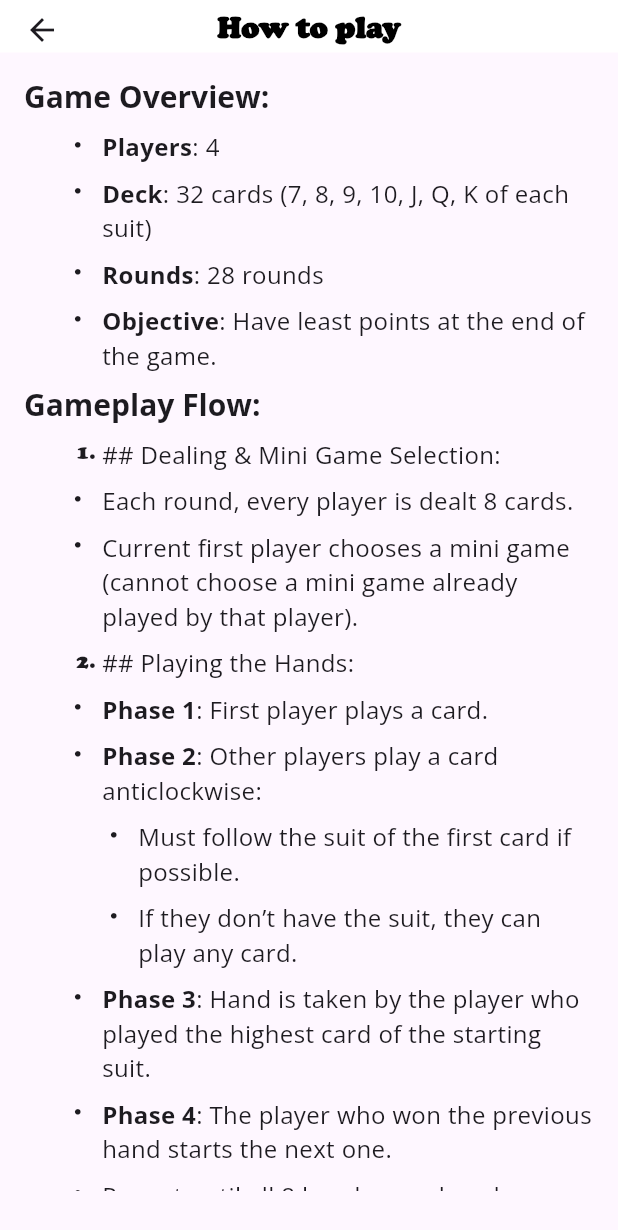
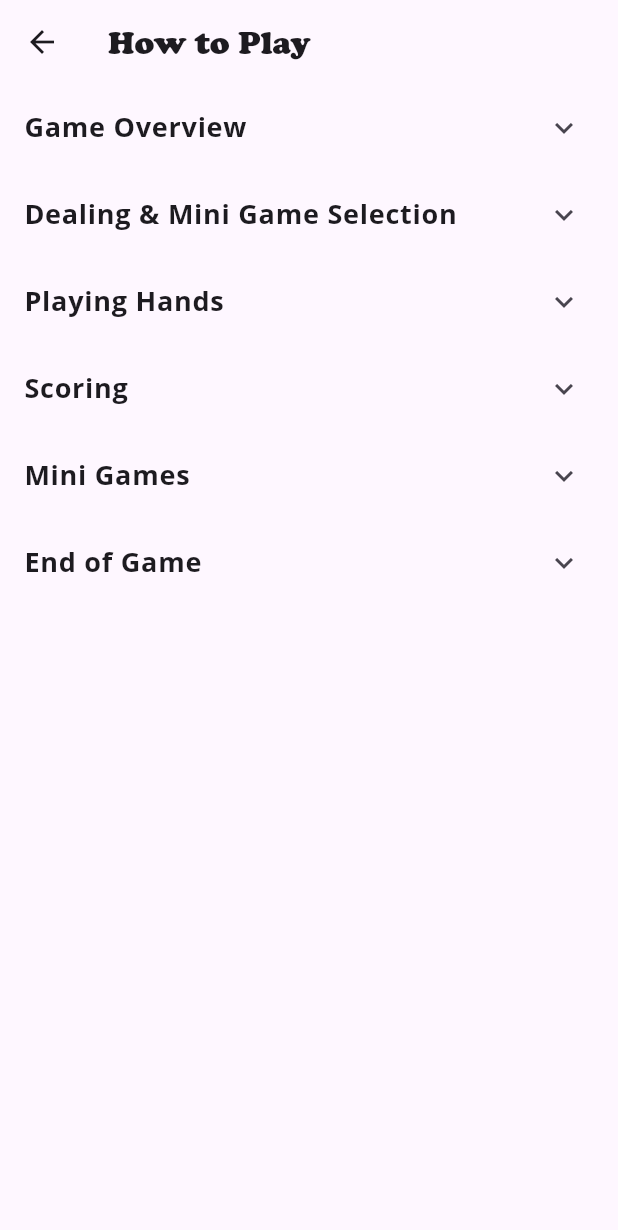
Before and after one commit to Vuyke/Lora, a Flutter app: the Rules screen opened directly, on a phone screen of 412 x 824 dp. Shown: the top 1230 px of the screen. Run offline on Flutter 3.47's test engine with Material 3 defaults, Android fonts, the phone set to English and light mode, and no system bars; our stand-ins replace flutter_markdown, google_fonts; missing offline and left inert: dart:ffi.

Commit message:
Created list with all rules that are now displayed as expansion tiles

```diff
--- a/lib/pages/UIHelpers.dart
+++ b/lib/pages/UIHelpers.dart
@@ -1,4 +1,5 @@
 import 'package:flutter/material.dart';
+import 'package:lora_app/pages/rule_section.dart';
 
 class UIHelpers {
   static AppBar buildGameAppBar(String title) {
@@ -17,65 +18,103 @@ class UIHelpers {
     );
   }
 
-  static String get howToPlay =>
+
+  static List<RuleSection> howToPlay = [
+    RuleSection(
+      title: "Game Overview",
+      text:
       """
-  # Game Overview:
+
 - **Players**: 4
 - **Deck**: 32 cards (7, 8, 9, 10, J, Q, K of each suit)
-  - **Rounds**: 28 rounds
-  - **Objective**: Have least points at the end of the game.
+- **Rounds**: 7 mini games × 4 players
+- **Objective**: Have the fewest points at the end of the game.
 
-  # Gameplay Flow:
+""",
+    ),
+    RuleSection(
+      title: "Dealing & Mini Game Selection",
+      text:
+      """
 
-  1. ## Dealing & Mini Game Selection:
 - Each round, every player is dealt 8 cards.
-  - Current first player chooses a mini game (cannot choose a mini game already played by that player).
+- The current first player chooses a mini game.
+- A player cannot choose a mini game they already played.
 
-  2. ## Playing the Hands:
-  - **Phase 1**: First player plays a card.
-  - **Phase 2**: Other players play a card anticlockwise:
-    - Must follow the suit of the first card if possible.
-    - If they don’t have the suit, they can play any card.
-  - **Phase 3**: Hand is taken by the player who played the highest card of the starting suit.
-  - **Phase 4**: The player who won the previous hand starts the next one.
+      """,
+    ),
+    RuleSection(
+      title: "Playing Hands",
+      text:
+      """
+
+- First player plays a card.
+- Other players play anticlockwise.
+- Players must follow the starting suit if possible.
+- If unable to follow suit, any card may be played.
+- The highest card of the starting suit wins the hand.
+- The winner starts the next hand.
 - Repeat until all 8 hands are played.
 
-  3. ## Scoring:
-  - Points are given according to the mini game rules.
+      """,
+    ),
+     RuleSection(
+      title: "Scoring",
+      text:
+      """
 
-  4. ## Mini Games:
-  - **Maximum**
-     - Each hand taken: -1 point (you want more hands).
-  - **Minimum**
-     - Each hand taken: +1 point (you want fewer hands).
-  - **King of Hearts & 6th Hand**
-     - King of Hearts: +4 points
-     - 6th hand played: +4 points
+- Points are assigned according to the chosen mini game.
+
+      """,
+    ),
+    RuleSection(
+      title: "Mini Games",
+      text:
+      """
+  ### Maximum
+  - Each hand taken: **-1 point**
+  - Goal: take as many hands as possible.
+
+  ### Minimum
+  - Each hand taken: **+1 point**
+  - Goal: take as few hands as possible.
+
+  ### King of Hearts & 6th Hand
+  - King of Hearts: **+4 points**
+  - 6th hand taken: **+4 points**
   - Goal: avoid both.
-  - **Jack of Clubs**
-     - Jack of Clubs: +8 points
-     - Goal: avoid it, just... avoid it.
-  - **Queens**
-     - Each Queen: +2 points
+
+  ### Jack of Clubs
+  - Jack of Clubs: **+8 points**
+  - Goal: avoid it at all costs.
+
+  ### Queens
+  - Each Queen: **+2 points**
   - Goal: avoid Queens.
-  - **All Hearts**
-     - Each Heart: +1 point
-     - If you take all hearts, you get -8 points (high risk, high reward).
-  - **Lora (special)**
-     - Played differently from other mini games:
-       1. First player places a card; this becomes the starting number for 4 piles (one per suit).
-       2. Players must play a card if it can continue a pile (next in sequence).
-       3. Game ends when a player gets rid of all cards:
-          - That player: -8 points
-          - Other players: +1 point for each card left in hand
 
-  5. ## End of Game:
-  - After each player plays all 7 mini games, total points are calculated.
-  - Winner: player with least points.
+  ### All Hearts
+  - Each Heart: **+1 point**
+  - If you take all Hearts: **-8 points**
 
-  # Key Notes:
-  - Players must follow suit if possible.
-  - Strategy depends on which mini game is chosen.
-  - Lora is the only mini game with a completely different mechanic, similar to solitaire.
-  """;
+  ###  Lora (Special Mini Game)
+  - Uses a completely different mechanic.
+  - First player places a card to start all suit piles.
+  - Players must play a card if it continues a pile sequence.
+  - Game ends when a player has no cards left.
+  **Scoring**
+  - Player who finishes first: **-8 points**
+  - Other players: **+1 point per card left**
+      """,
+    ),
+  RuleSection(
+    title: "End of Game",
+    text:
+      """
+
+- After all players have played all 7 mini games, points are summed.
+- The player with the fewest points wins.
+
+      """,
+    ),
+  ];
 }
--- a/lib/pages/how_to_play.dart
+++ b/lib/pages/how_to_play.dart
@@ -8,19 +8,46 @@ class Rules extends StatelessWidget {
 
   @override
   Widget build(BuildContext context) {
+    final markdownStyle = MarkdownStyleSheet(
+      p: GoogleFonts.openSans(fontSize: 16),
+      strong: GoogleFonts.openSans(fontWeight: FontWeight.bold, fontSize: 16),
+      em: GoogleFonts.openSans(fontStyle: FontStyle.italic, fontSize: 16),
+      h1: GoogleFonts.openSans(fontSize: 22, fontWeight: FontWeight.bold),
+      h2: GoogleFonts.openSans(fontSize: 20, fontWeight: FontWeight.bold),
+      h3: GoogleFonts.openSans(fontSize: 18, fontWeight: FontWeight.bold),
+      listBullet: GoogleFonts.openSans(fontSize: 16),
+      blockSpacing: 8,
+      listIndent: 24,
+    );
+
     return Scaffold(
-      appBar: UIHelpers.buildGameAppBar("How to play"),
-      body: Padding(
-        padding: EdgeInsets.only(bottom: 30),
-        child: Markdown(
-          data: UIHelpers.howToPlay,
-          styleSheet: MarkdownStyleSheet(
-            p: GoogleFonts.openSans(fontSize: 16),
-            strong: GoogleFonts.openSans(fontWeight: FontWeight.bold),
-            h1: GoogleFonts.openSans(fontSize: 20, fontWeight: FontWeight.bold),
-            h2: GoogleFonts.openSans(fontSize: 18, fontWeight: FontWeight.bold)
-          ),
-        )
+      appBar: AppBar(
+        title: const Text("How to Play"),
+      ),
+      body: ListView(
+        children: UIHelpers.howToPlay.map((section) {
+          final formattedText = "\n${section.text.trim()}";
+          return ExpansionTile(
+            title: Text(
+              section.title,
+              style: GoogleFonts.openSans(
+                fontSize: 18,
+                fontWeight: FontWeight.bold,
+              ),
+            ),
+            initiallyExpanded: false,
+            children: [
+              Padding(
+                padding: const EdgeInsets.symmetric(horizontal: 12, vertical: 8),
+                child: MarkdownBody(
+                  data: formattedText,
+                  styleSheet: markdownStyle,
+                  selectable: true,
+                ),
+              ),
+            ],
+          );
+        }).toList(),
       ),
     );
   }
--- /dev/null
+++ b/lib/pages/rule_section.dart
@@ -0,0 +1,9 @@
+class RuleSection {
+  final String title;
+  final String text;
+
+ const RuleSection({
+    required this.title,
+    required this.text,
+  });
+}
```
Lines whose indentation alone changed are shown as unchanged.
